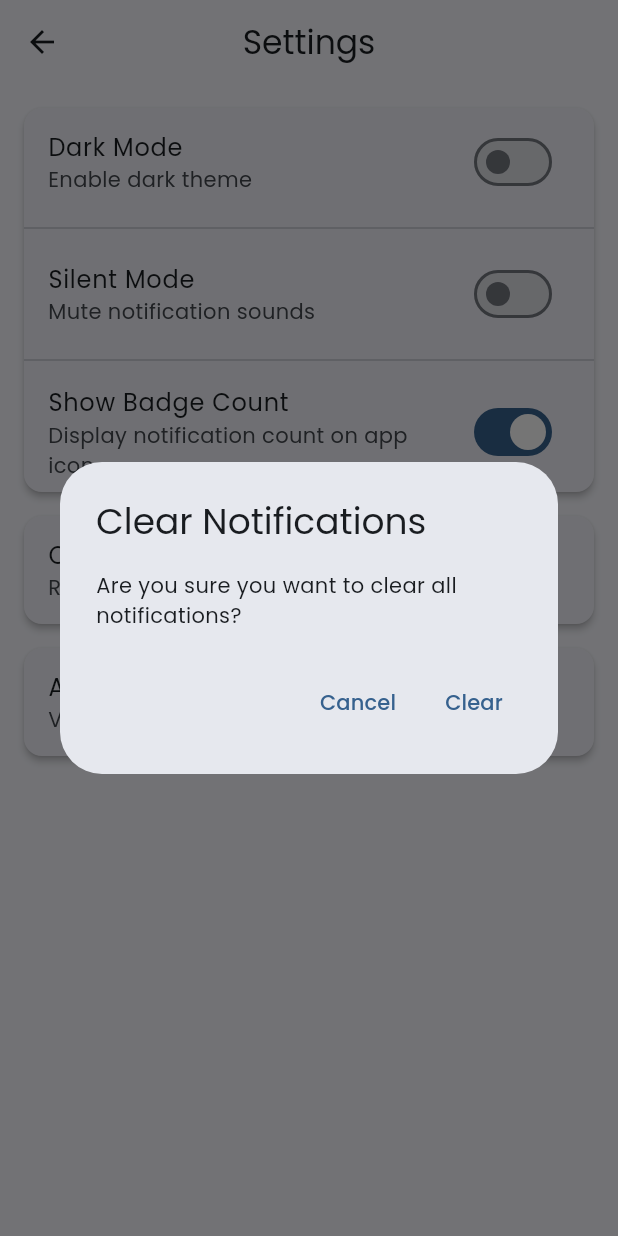
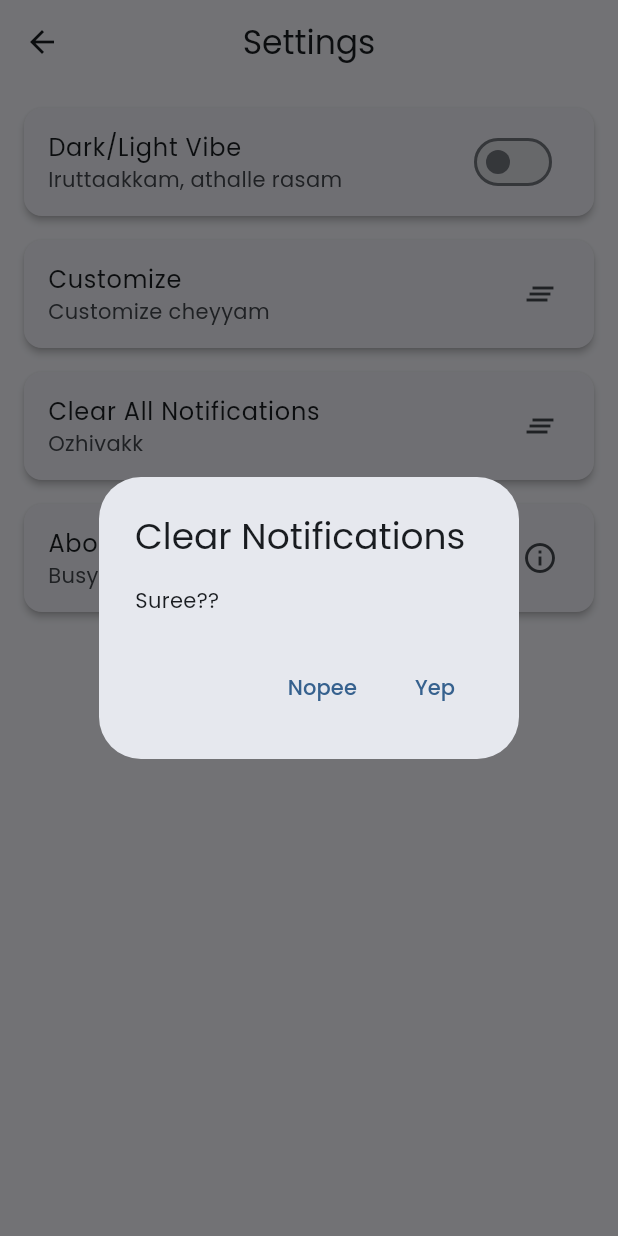
Before and after one commit to Adarsh-Polsey/BusyVazhas-Tinker_Hub, a Flutter app: the SettingsScreen screen opened by its route, after a tap on "Clear All Notifications", on a phone screen of 412 x 824 dp. Run offline on Flutter 3.47's test engine with Material 3 defaults, Android fonts, the phone set to English and light mode, and no system bars; our stand-ins replace animated_text_kit, flutter_local_notifications, flutter_native_splash, google_fonts, lottie, shared_preferences; accounts and stored records are empty.

Commit message:
Settings settt, Body sett, customization bakkii

```diff
--- a/busyvazhas/lib/screens/customization_screen.dart
+++ b/busyvazhas/lib/screens/customization_screen.dart
@@ -2,7 +2,6 @@ import 'package:flutter/material.dart';
 import 'package:provider/provider.dart';
 
 import '../providers/notification_provider.dart';
-import 'home_screen.dart';
 
 class CustomizationScreen extends StatefulWidget {
   const CustomizationScreen({super.key});
--- a/busyvazhas/lib/screens/home_screen.dart
+++ b/busyvazhas/lib/screens/home_screen.dart
@@ -2,6 +2,7 @@ import 'dart:developer';
 
 import 'package:busyvazhas/services/notification_service.dart';
 import 'package:flutter/material.dart';
+import 'package:lottie/lottie.dart';
 import 'package:provider/provider.dart';
 import 'package:flutter_local_notifications/flutter_local_notifications.dart';
 import '../providers/notification_provider.dart';
@@ -16,18 +17,16 @@ class HomeScreen extends StatefulWidget {
 class _HomeScreenState extends State<HomeScreen> {
   final FlutterLocalNotificationsPlugin flutterLocalNotificationsPlugin =
       FlutterLocalNotificationsPlugin();
-
+  bool timerStatus = true;
   @override
   void initState() {
     super.initState();
     _startNotificationTimer();
   }
 
-
-
   void _startNotificationTimer() {
     Future.delayed(const Duration(seconds: 5), () {
-      if (mounted) {
+      if (mounted && timerStatus) {
         _generateRandomNotification();
         _startNotificationTimer();
       }
@@ -36,13 +35,19 @@ class _HomeScreenState extends State<HomeScreen> {
 
   void _generateRandomNotification() async {
     final platforms = ['Instagram', 'WhatsApp', 'Telegram'];
-    final senders = ['Ayush','Emily Willys', 'Bennychan', 'Maman', 'Boss', 'Team'];
+    final senders = [
+      'Ayush',
+      'Emily Willys',
+      'Bennychan',
+      'Maman',
+      'Boss',
+      'Team'
+    ];
     final messages = [
       'vaishanavinu pennu kittyyydaaa ',
       'vaveee fd  kazhichoooo',
       'Nammakk onn koodande🍻',
       'Suganoo🫦',
-
       'Daa Matte video kittyooo'
     ];
 
@@ -56,16 +61,18 @@ class _HomeScreenState extends State<HomeScreen> {
     Icon icon;
     switch (platform) {
       case 'Instagram':
-        icon = const Icon(Icons.favorite,color: Colors.blueAccent);
+        icon = const Icon(Icons.favorite, color: Colors.blueAccent);
         break;
       case 'WhatsApp':
-          icon = const Icon(Icons.messenger_outline_rounded,color: Colors.greenAccent);
+        icon = const Icon(Icons.messenger_outline_rounded,
+            color: Colors.greenAccent);
         break;
       case 'Telegram':
-          icon = const Icon(Icons.send_outlined,color: Colors.lightBlue);
+        icon = const Icon(Icons.send_outlined, color: Colors.lightBlue);
         break;
       default:
-          icon = const Icon(Icons.notifications_outlined,color: Colors.redAccent);
+        icon =
+            const Icon(Icons.notifications_outlined, color: Colors.redAccent);
     }
 
     final notification = NotificationItem(
@@ -78,53 +85,47 @@ class _HomeScreenState extends State<HomeScreen> {
 
     Provider.of<NotificationProvider>(context, listen: false)
         .addNotification(notification);
-    await NotificationService().showNotification(
-       notification: notification);
+    await NotificationService().showNotification(notification: notification);
   }
 
   @override
   Widget build(BuildContext context) {
     return Scaffold(
       appBar: AppBar(
-        title: const Text('BusyVazhas'),
+        title: const Text('BUSY-VAZHAAS'),
         actions: [
-          IconButton(onPressed: (){
-             Provider.of<NotificationProvider>(context, listen: false)
-        .clearNotifications();
-          }, icon:const Icon(Icons.cancel_outlined)),
-          IconButton(
-            icon: const Icon(Icons.settings),
-            onPressed: () => Navigator.pushNamed(context, '/customization'),
-          ),
+          GestureDetector(
+              onTap: () {
+                setState(() {});
+                timerStatus = !timerStatus;
+                _startNotificationTimer();
+              },
+              child: LottieBuilder.asset(
+                height: 50,
+                width: 50,
+                animate: true,
+                repeat: false,
+                timerStatus == false
+                    ? 'assets/animations/notification-bell-disabled.json'
+                    : 'assets/animations/notification-bell.json',
+              )),
+          GestureDetector(
+              onTap: () {
+                Navigator.pushNamed(context, '/settings');
+              },
+              child: LottieBuilder.asset(
+                height: 50,
+                width: 50,
+                animate: true,
+                repeat: false,
+                'assets/animations/settings.json',
+              )),
         ],
       ),
       body: Consumer<NotificationProvider>(
         builder: (context, notificationProvider, child) {
           return Column(
             children: [
-              Container(
-                padding: const EdgeInsets.all(16),
-                color: Theme.of(context).primaryColor,
-                child: Row(
-                  mainAxisAlignment: MainAxisAlignment.center,
-                  children: [
-                    const Icon(
-                      Icons.notifications_active,
-                      color: Colors.white,
-                      size: 30,
-                    ),
-                    const SizedBox(width: 10),
-                    Text(
-                      '${notificationProvider.notificationCount} Notifications',
-                      style: const TextStyle(
-                        color: Colors.white,
-                        fontSize: 20,
-                        fontWeight: FontWeight.bold,
-                      ),
-                    ),
-                  ],
-                ),
-              ),
               Expanded(
                 child: ListView.builder(
                   itemCount: notificationProvider.notifications.length,
--- a/busyvazhas/lib/screens/settings_screen.dart
+++ b/busyvazhas/lib/screens/settings_screen.dart
@@ -4,7 +4,6 @@ import 'package:shared_preferences/shared_preferences.dart';
 
 import '../providers/notification_provider.dart';
 import '../providers/theme_provider.dart';
-import 'home_screen.dart';
 
 class SettingsScreen extends StatefulWidget {
   const SettingsScreen({super.key});
@@ -28,16 +27,12 @@ class _SettingsScreenState extends State<SettingsScreen> {
     final prefs = await SharedPreferences.getInstance();
     setState(() {
       isDarkMode = prefs.getBool('darkMode') ?? false;
-      silentMode = prefs.getBool('silentMode') ?? false;
-      showBadgeCount = prefs.getBool('showBadgeCount') ?? true;
     });
   }
 
   Future<void> _saveSettings() async {
     final prefs = await SharedPreferences.getInstance();
     await prefs.setBool('darkMode', isDarkMode);
-    await prefs.setBool('silentMode', silentMode);
-    await prefs.setBool('showBadgeCount', showBadgeCount);
   }
 
   @override
@@ -54,39 +49,14 @@ class _SettingsScreenState extends State<SettingsScreen> {
             child: Column(
               children: [
                 SwitchListTile(
-                  title: const Text('Dark Mode'),
-                  subtitle: const Text('Enable dark theme'),
+                  title: const Text('Dark/Light Vibe'),
+                  subtitle: const Text('Iruttaakkam, athalle rasam'),
                   value: isDarkMode,
                   onChanged: (value) {
                     setState(() {
                       isDarkMode = value;
                       Provider.of<ThemeProvider>(context, listen: false)
                           .toggleTheme(value);
-                    });
-                    _saveSettings();
-                  },
-                ),
-                const Divider(),
-                SwitchListTile(
-                  title: const Text('Silent Mode'),
-                  subtitle: const Text('Mute notification sounds'),
-                  value: silentMode,
-                  onChanged: (value) {
-                    setState(() {
-                      silentMode = value;
-                    });
-                    _saveSettings();
-                  },
-                ),
-                const Divider(),
-                SwitchListTile(
-                  title: const Text('Show Badge Count'),
-                  subtitle:
-                      const Text('Display notification count on app icon'),
-                  value: showBadgeCount,
-                  onChanged: (value) {
-                    setState(() {
-                      showBadgeCount = value;
                     });
                     _saveSettings();
                   },
@@ -100,20 +70,35 @@ class _SettingsScreenState extends State<SettingsScreen> {
             child: Column(
               children: [
                 ListTile(
+                  title: const Text('Customize'),
+                  subtitle: const Text('Customize cheyyam'),
+                  trailing: const Icon(Icons.clear_all),
+                  onTap: () {
+                    Navigator.pushNamed(context, '/customization');
+                  },
+                ),
+              ],
+            ),
+          ),
+          const SizedBox(height: 16),
+          Card(
+            margin: const EdgeInsets.symmetric(horizontal: 16),
+            child: Column(
+              children: [
+                ListTile(
                   title: const Text('Clear All Notifications'),
-                  subtitle: const Text('Reset notification count and history'),
+                  subtitle: const Text('Ozhivakk'),
                   trailing: const Icon(Icons.clear_all),
                   onTap: () {
                     showDialog(
                       context: context,
                       builder: (context) => AlertDialog(
                         title: const Text('Clear Notifications'),
-                        content: const Text(
-                            'Are you sure you want to clear all notifications?'),
+                        content: const Text('Suree??'),
                         actions: [
                           TextButton(
                             onPressed: () => Navigator.pop(context),
-                            child: const Text('Cancel'),
+                            child: const Text('Nopee'),
                           ),
                           TextButton(
                             onPressed: () {
@@ -127,7 +112,7 @@ class _SettingsScreenState extends State<SettingsScreen> {
                                 ),
                               );
                             },
-                            child: const Text('Clear'),
+                            child: const Text('Yep'),
                           ),
                         ],
                       ),
@@ -144,19 +129,19 @@ class _SettingsScreenState extends State<SettingsScreen> {
               children: [
                 ListTile(
                   title: const Text('About BusyVazhas'),
-                  subtitle: const Text('Version 1.0.0'),
+                  subtitle: const Text('Busy vazhas nn paranjaa......'),
                   trailing: const Icon(Icons.info_outline),
                   onTap: () {
                     showAboutDialog(
                       context: context,
                       applicationName: 'BusyVazhas',
-                      applicationVersion: '1.0.0',
+                      applicationVersion:
+                          'anganonnullyaa, ellam anganokke thanne',
                       applicationIcon: const FlutterLogo(size: 50),
                       children: const [
                         Text('Look busy, stay vazha.'),
                         SizedBox(height: 8),
-                        Text(
-                            'A fun app to make yourself look busy with fake notifications.'),
+                        Text('Vellyaa sambhavann kanich kodkkaa'),
                       ],
                     );
                   },
--- a/busyvazhas/lib/screens/splash_screen.dart
+++ b/busyvazhas/lib/screens/splash_screen.dart
@@ -13,7 +13,7 @@ class _SplashScreenState extends State<SplashScreen> {
   @override
   void initState() {
     super.initState();
-    Future.delayed(const Duration(seconds: 4), () {
+    Future.delayed(const Duration(seconds: 6), () {
       Navigator.pushReplacementNamed(context, '/home');
     });
   }
@@ -42,7 +42,8 @@ class _SplashScreenState extends State<SplashScreen> {
                 child: AnimatedTextKit(
                   animatedTexts: [
                     TypewriterAnimatedText(
-                      'You think vazhas are busy?????\nhuhhh🚶',
+                      textAlign: TextAlign.center,
+                      'You think vazhas sucks?????\n Atleast, good at sucking ',
                       speed: const Duration(milliseconds: 100),
                     ),
                   ],
```
Also changed, not shown: busyvazhas/assets/animations/notification-bell-disabled.json (added, +1 -0 lines), busyvazhas/assets/animations/settings.json (added, +1 -0 lines).
